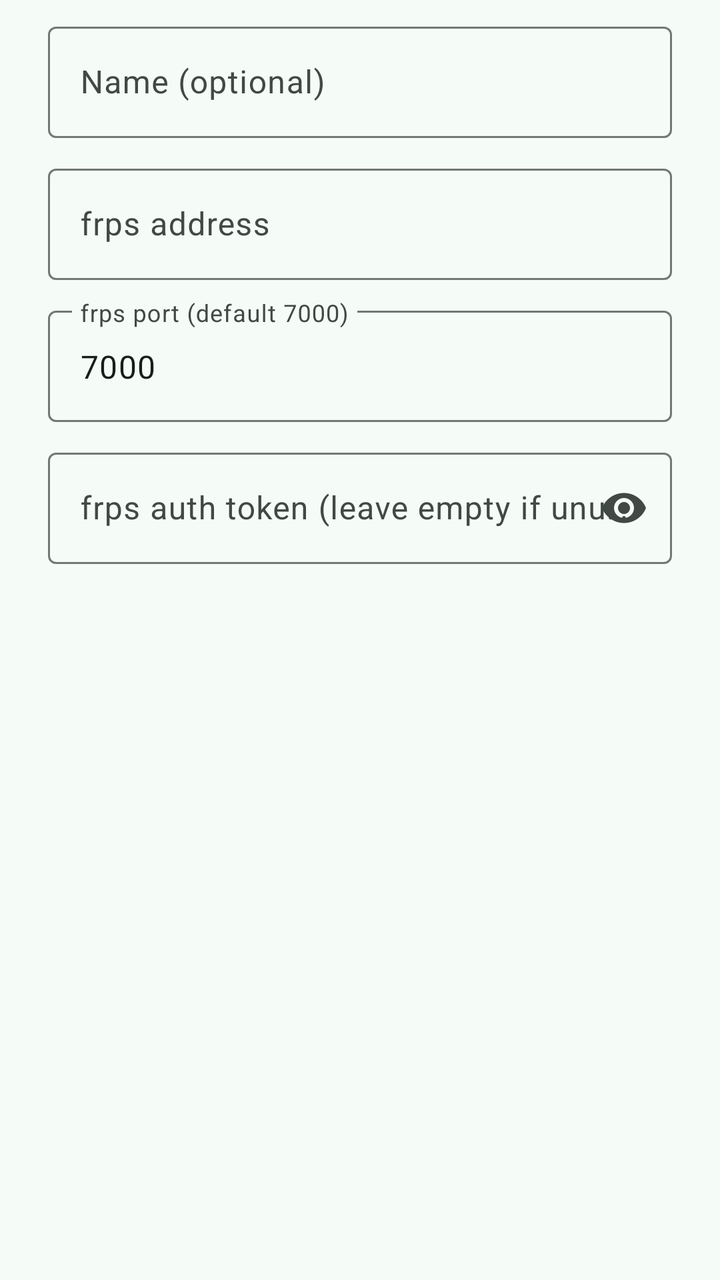
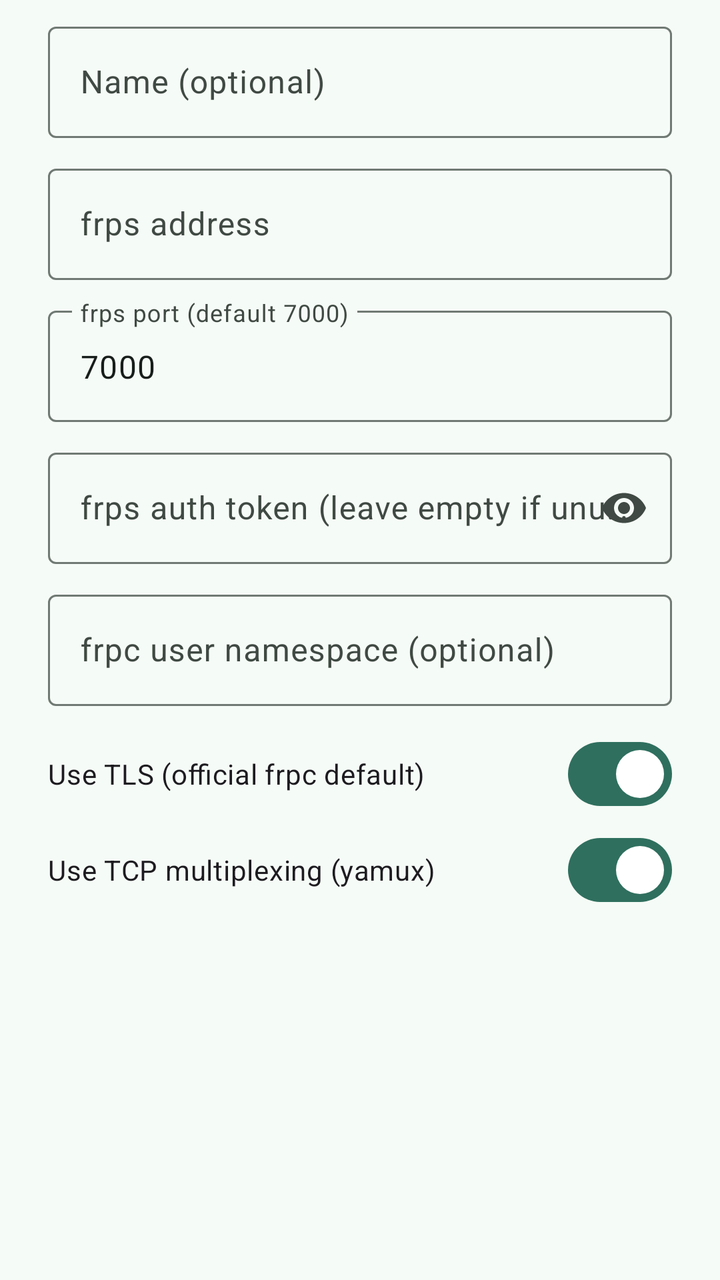

Compare the two renders of this Android layout. The source of the first and the diff that turns it into the second are given below.
<!-- AndroidManifest.xml: application theme Theme.AiDevMob -->
<!-- res/layout/dialog_frps_server.xml -->
<?xml version="1.0" encoding="utf-8"?>
<LinearLayout xmlns:android="http://schemas.android.com/apk/res/android"
    xmlns:app="http://schemas.android.com/apk/res-auto"
    android:layout_width="match_parent"
    android:layout_height="wrap_content"
    android:orientation="vertical"
    android:paddingStart="24dp"
    android:paddingEnd="24dp"
    android:paddingTop="8dp">

    <com.google.android.material.textfield.TextInputLayout
        style="@style/Widget.Material3.TextInputLayout.OutlinedBox"
        android:layout_width="match_parent"
        android:layout_height="wrap_content"
        android:hint="@string/server_hint_name">
        <com.google.android.material.textfield.TextInputEditText
            android:id="@+id/editServerLabel"
            android:layout_width="match_parent"
            android:layout_height="wrap_content"
            android:inputType="text"
            android:singleLine="true" />
    </com.google.android.material.textfield.TextInputLayout>

    <com.google.android.material.textfield.TextInputLayout
        style="@style/Widget.Material3.TextInputLayout.OutlinedBox"
        android:layout_width="match_parent"
        android:layout_height="wrap_content"
        android:layout_marginTop="10dp"
        android:hint="@string/tunnel_hint_addr">
        <com.google.android.material.textfield.TextInputEditText
            android:id="@+id/editServerAddr"
            android:layout_width="match_parent"
            android:layout_height="wrap_content"
            android:inputType="textNoSuggestions"
            android:singleLine="true" />
    </com.google.android.material.textfield.TextInputLayout>

    <com.google.android.material.textfield.TextInputLayout
        style="@style/Widget.Material3.TextInputLayout.OutlinedBox"
        android:layout_width="match_parent"
        android:layout_height="wrap_content"
        android:layout_marginTop="10dp"
        android:hint="@string/tunnel_hint_port">
        <com.google.android.material.textfield.TextInputEditText
            android:id="@+id/editServerPort"
            android:layout_width="match_parent"
            android:layout_height="wrap_content"
            android:inputType="number"
            android:singleLine="true"
            android:text="7000" />
    </com.google.android.material.textfield.TextInputLayout>

    <com.google.android.material.textfield.TextInputLayout
        style="@style/Widget.Material3.TextInputLayout.OutlinedBox"
        android:layout_width="match_parent"
        android:layout_height="wrap_content"
        android:layout_marginTop="10dp"
        app:endIconMode="password_toggle"
        android:hint="@string/tunnel_hint_token">
        <com.google.android.material.textfield.TextInputEditText
            android:id="@+id/editAuthToken"
            android:layout_width="match_parent"
            android:layout_height="wrap_content"
            android:inputType="textPassword"
            android:singleLine="true" />
    </com.google.android.material.textfield.TextInputLayout>

    <TextView
        android:id="@+id/textServerError"
        android:layout_width="match_parent"
        android:layout_height="wrap_content"
        android:layout_marginTop="8dp"
        android:textAppearance="?attr/textAppearanceBodySmall"
        android:textColor="?attr/colorError"
        android:visibility="gone" />

</LinearLayout>
<!-- resources referenced by this layout -->
<resources>
  <string name="server_hint_name">Name (optional)</string>
  <string name="tunnel_hint_addr">frps address</string>
  <string name="tunnel_hint_port">frps port (default 7000)</string>
  <string name="tunnel_hint_token">frps auth token (leave empty if unused)</string>
  <style name="Theme.AiDevMob" parent="Theme.Material3.DayNight.NoActionBar">
          <item name="colorPrimary">@color/brand_primary</item>
          <item name="colorOnPrimary">@color/brand_on_primary</item>
          <item name="colorPrimaryContainer">@color/brand_primary_container</item>
          <item name="colorOnPrimaryContainer">@color/brand_on_primary_container</item>
  
          <item name="colorSecondary">@color/brand_secondary</item>
          <item name="colorOnSecondary">@color/brand_on_secondary</item>
          <item name="colorSecondaryContainer">@color/brand_secondary_container</item>
          <item name="colorOnSecondaryContainer">@color/brand_on_secondary_container</item>
  
          <item name="android:colorBackground">@color/brand_background</item>
          <item name="colorOnBackground">@color/brand_on_background</item>
          <item name="colorSurface">@color/brand_surface</item>
          <item name="colorOnSurface">@color/brand_on_surface</item>
          <item name="colorSurfaceVariant">@color/brand_surface_variant</item>
          <item name="colorOnSurfaceVariant">@color/brand_on_surface_variant</item>
          <item name="colorOutline">@color/brand_outline</item>
  
          <item name="colorError">@color/brand_error</item>
          <item name="colorOnError">@color/brand_on_error</item>
  
          <item name="android:statusBarColor">@color/brand_surface</item>
          <item name="android:navigationBarColor">@color/brand_surface</item>
          <item name="android:windowLightStatusBar">true</item>
          <item name="android:windowLightNavigationBar" tools:targetApi="27">true</item>
      </style>
  <color name="brand_primary">#2F6F5E</color>
  <color name="brand_on_primary">#FFFFFF</color>
  <color name="brand_primary_container">#B7F0DA</color>
  <color name="brand_on_primary_container">#002015</color>
  <color name="brand_secondary">#4C6358</color>
  <color name="brand_on_secondary">#FFFFFF</color>
  <color name="brand_secondary_container">#CEE9D9</color>
  <color name="brand_on_secondary_container">#092017</color>
  <color name="brand_background">#F5FBF6</color>
  <color name="brand_on_background">#171D1A</color>
  <color name="brand_surface">#FFFFFF</color>
  <color name="brand_on_surface">#171D1A</color>
  <color name="brand_surface_variant">#DCE9E1</color>
  <color name="brand_on_surface_variant">#404943</color>
  <color name="brand_outline">#707973</color>
  <color name="brand_error">#BA1A1A</color>
  <color name="brand_on_error">#FFFFFF</color>
</resources>

<!-- the commit's change to res/layout/dialog_frps_server.xml (unified diff, before → after) -->
@@ -65,6 +65,35 @@
             android:singleLine="true" />
     </com.google.android.material.textfield.TextInputLayout>
 
+    <com.google.android.material.textfield.TextInputLayout
+        style="@style/Widget.Material3.TextInputLayout.OutlinedBox"
+        android:layout_width="match_parent"
+        android:layout_height="wrap_content"
+        android:layout_marginTop="10dp"
+        android:hint="@string/server_hint_user">
+        <com.google.android.material.textfield.TextInputEditText
+            android:id="@+id/editServerUser"
+            android:layout_width="match_parent"
+            android:layout_height="wrap_content"
+            android:inputType="textNoSuggestions"
+            android:singleLine="true" />
+    </com.google.android.material.textfield.TextInputLayout>
+
+    <com.google.android.material.materialswitch.MaterialSwitch
+        android:id="@+id/switchServerTls"
+        android:layout_width="match_parent"
+        android:layout_height="wrap_content"
+        android:layout_marginTop="10dp"
+        android:checked="true"
+        android:text="@string/server_option_tls" />
+
+    <com.google.android.material.materialswitch.MaterialSwitch
+        android:id="@+id/switchServerTcpMux"
+        android:layout_width="match_parent"
+        android:layout_height="wrap_content"
+        android:checked="true"
+        android:text="@string/server_option_tcp_mux" />
+
     <TextView
         android:id="@+id/textServerError"
         android:layout_width="match_parent"
<!-- resource entries referenced after the edit -->
@@ -1,6 +1,9 @@
 <!-- resources referenced by this layout -->
 <resources>
   <string name="server_hint_name">Name (optional)</string>
+  <string name="server_hint_user">frpc user namespace (optional)</string>
+  <string name="server_option_tcp_mux">Use TCP multiplexing (yamux)</string>
+  <string name="server_option_tls">Use TLS (official frpc default)</string>
   <string name="tunnel_hint_addr">frps address</string>
   <string name="tunnel_hint_port">frps port (default 7000)</string>
   <string name="tunnel_hint_token">frps auth token (leave empty if unused)</string>
